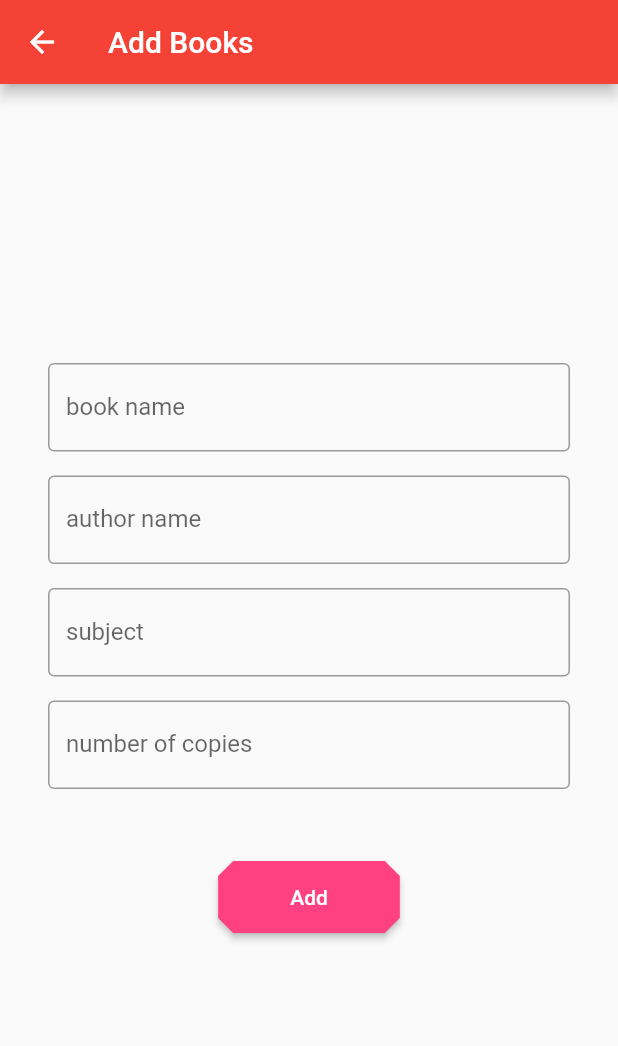
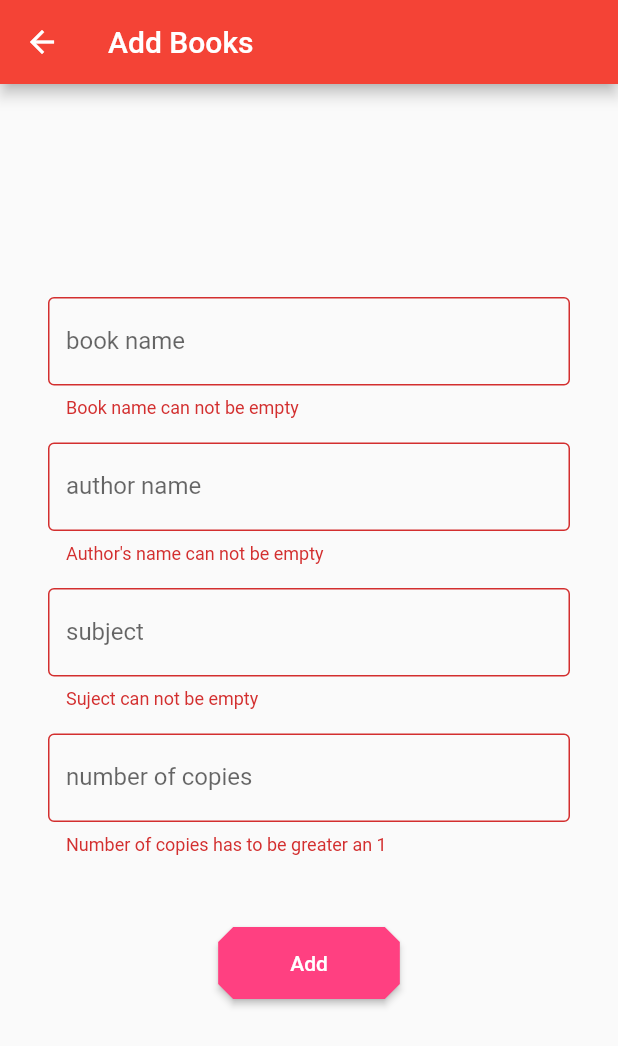
Before and after one commit to RitamChakraborty/bibliotek, a Flutter app: the AddBooksPage screen opened directly, after a tap on "Add", on a phone screen of 412 x 824 dp. Shown: the top 1046 px of the screen. Run offline on Flutter 3.47's test engine with Material 2 defaults, Android fonts, the phone set to English and light mode, and no system bars; our stand-ins replace bloc, cloud_firestore, flutter_bloc, shared_preferences; accounts and stored records are empty.

Commit message:
Connect book bloc with ui

```diff
--- a/lib/bloc/books_bloc/books_bloc.dart
+++ b/lib/bloc/books_bloc/books_bloc.dart
@@ -1,4 +1,5 @@
 import 'package:bibliotek/models/book.dart';
+import 'package:bibliotek/services/firestore_services.dart';
 import 'package:bloc/bloc.dart';
 import 'package:meta/meta.dart';
 
@@ -54,6 +55,8 @@ class BookBlocErrorState extends AbstractBookBlocState {
 class BookBlocLoadingState extends AbstractBookBlocState {}
 
 class BookBloc extends Bloc<AbstractBookBlocEvent, AbstractBookBlocState> {
+  final FirestoreServices _firestoreServices = FirestoreServices();
+
   @override
   AbstractBookBlocState get initialState => BookBlocInitialState();
 
@@ -87,6 +90,13 @@ class BookBloc extends Bloc<AbstractBookBlocEvent, AbstractBookBlocState> {
           authorName: authorName,
           subjectName: subjectName,
         );
+
+        yield BookBlocLoadingState();
+
+        await _firestoreServices.addBook(
+            book: book, numberOfCopies: numberOfCopies);
+
+        yield BookBlocInitialState();
       }
     }
   }
--- a/lib/main.dart
+++ b/lib/main.dart
@@ -1,3 +1,4 @@
+import 'package:bibliotek/bloc/books_bloc/books_bloc.dart';
 import 'package:bibliotek/bloc/login_bloc/login_bloc.dart';
 import 'package:bibliotek/pages/authorization.dart';
 import 'package:flutter/material.dart';
@@ -8,8 +9,11 @@ void main() => runApp(MyApp());
 class MyApp extends StatelessWidget {
   @override
   Widget build(BuildContext context) {
-    return BlocProvider.value(
-      value: LoginBloc(),
+    return MultiBlocProvider(
+      providers: [
+        BlocProvider<LoginBloc>.value(value: LoginBloc()),
+        BlocProvider<BookBloc>.value(value: BookBloc()),
+      ],
       child: MaterialApp(
         title: 'Bibliotek',
         theme: ThemeData(
--- a/lib/pages/admin_pages/add_books_page.dart
+++ b/lib/pages/admin_pages/add_books_page.dart
@@ -1,7 +1,9 @@
+import 'package:bibliotek/bloc/books_bloc/books_bloc.dart';
 import 'package:bibliotek/widgets/custom_button.dart';
 import 'package:bibliotek/widgets/custom_textfield.dart';
 import 'package:flutter/material.dart';
 import 'package:flutter/widgets.dart';
+import 'package:flutter_bloc/flutter_bloc.dart';
 
 class AddBooksPage extends StatelessWidget {
   final TextEditingController _bookNameController = TextEditingController();
@@ -12,6 +14,11 @@ class AddBooksPage extends StatelessWidget {
 
   @override
   Widget build(BuildContext context) {
+    BookBloc bookBloc = BlocProvider.of<BookBloc>(context);
+
+    return BlocBuilder<BookBloc, AbstractBookBlocState>(
+        bloc: bookBloc,
+        builder: (BuildContext context, AbstractBookBlocState bookBlocState) {
           return Material(
             child: Scaffold(
               appBar: AppBar(
@@ -27,6 +34,9 @@ class AddBooksPage extends StatelessWidget {
                         CustomTextField(
                           labelText: "book name",
                           controller: _bookNameController,
+                          errorText: bookBlocState is BookBlocErrorState
+                              ? bookBlocState.bookNameErrorMessage
+                              : null,
                         ),
                         SizedBox(
                           height: 16,
@@ -34,6 +44,9 @@ class AddBooksPage extends StatelessWidget {
                         CustomTextField(
                           labelText: "author name",
                           controller: _authorNameController,
+                          errorText: bookBlocState is BookBlocErrorState
+                              ? bookBlocState.authorNameErrorMessage
+                              : null,
                         ),
                         SizedBox(
                           height: 16,
@@ -41,6 +54,9 @@ class AddBooksPage extends StatelessWidget {
                         CustomTextField(
                           labelText: "subject",
                           controller: _subjectNameController,
+                          errorText: bookBlocState is BookBlocErrorState
+                              ? bookBlocState.subjectNameErrorMessage
+                              : null,
                         ),
                         SizedBox(
                           height: 16,
@@ -48,13 +64,30 @@ class AddBooksPage extends StatelessWidget {
                         CustomTextField(
                           labelText: "number of copies",
                           controller: _numberOfCopiesController,
+                          errorText: bookBlocState is BookBlocErrorState
+                              ? bookBlocState.numberOfCopiesErrorMessage
+                              : null,
                         ),
                         SizedBox(
                           height: 32,
                         ),
                         CustomButton(
-                    label: "Add",
-                    onPressed: () {},
+                          label: bookBloc is BookBlocLoadingState
+                              ? "Loading"
+                              : "Add",
+                          onPressed: () {
+                            bookBloc.add(
+                              BookBlocAddBookEvent(
+                                bookName: _bookNameController.text,
+                                authorName: _authorNameController.text,
+                                subjectName: _subjectNameController.text,
+                                numberOfCopies: _numberOfCopiesController
+                                        .text.isEmpty
+                                    ? 0
+                                    : int.parse(_numberOfCopiesController.text),
+                              ),
+                            );
+                          },
                         )
                       ],
                     ),
@@ -63,5 +96,6 @@ class AddBooksPage extends StatelessWidget {
               ),
             ),
           );
+        });
   }
 }
```
Lines whose indentation alone changed are shown as unchanged.
